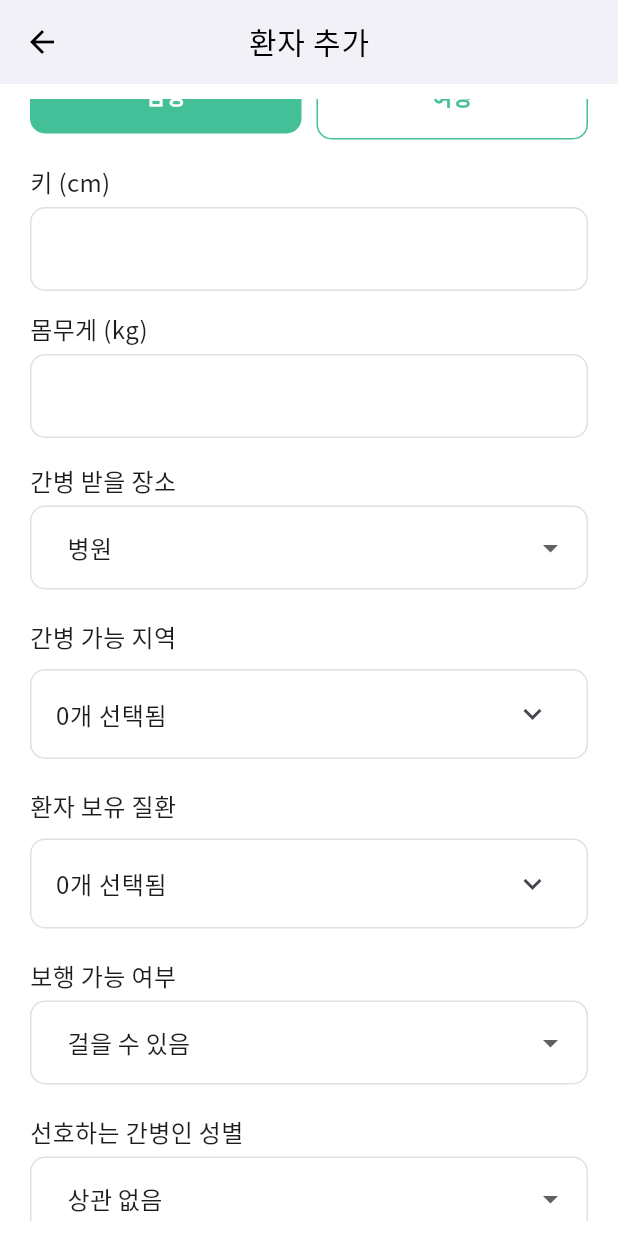
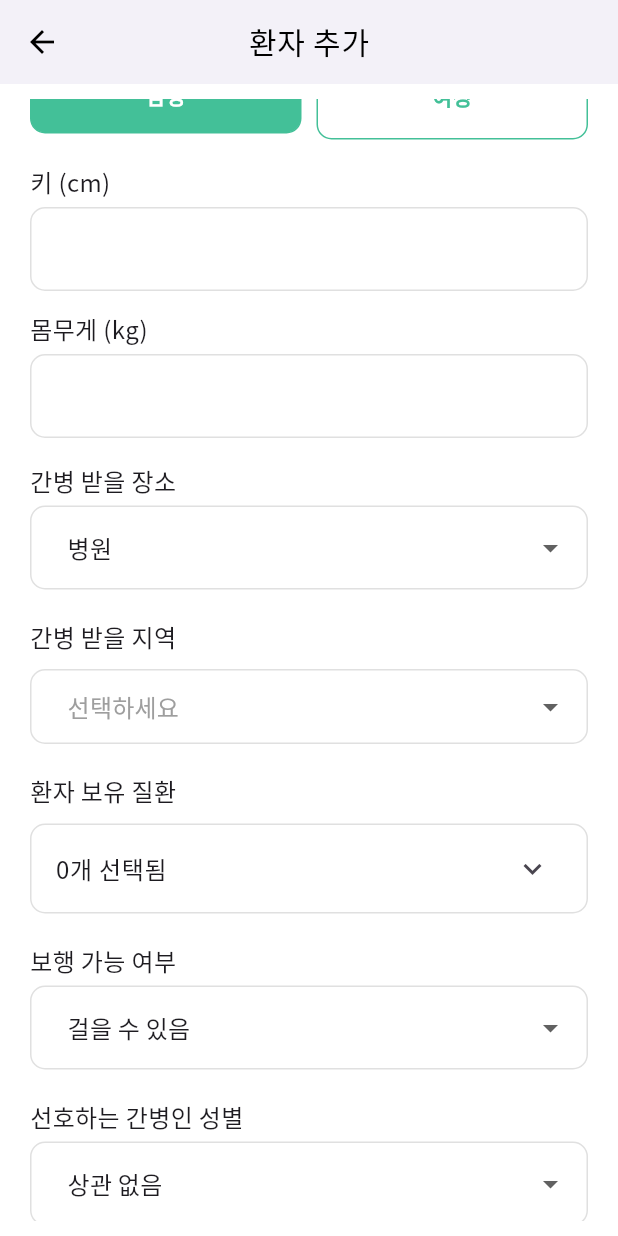
Before and after one commit to SKTPurpleHawks/CareNova, a Flutter app: the PatientAddScreen screen opened directly with empty values, scrolled down 576 dp, on a phone screen of 412 x 824 dp. Run offline on Flutter 3.47's test engine with Material 3 defaults, Android fonts, the light colour scheme and no system bars; our stand-ins replace flutter_dotenv, google_fonts, permission_handler; missing offline and left inert: audio_waveforms, flutter_sound; network calls fail.

Commit message:
음성 화면 modified & QA

```diff
--- a/myungil/project/app/frontend/lib/caregiver_patient_log_list.dart
+++ b/myungil/project/app/frontend/lib/caregiver_patient_log_list.dart
@@ -55,7 +55,6 @@ class _CaregiverPatientLogListScreenState
           _isLoading = false;
         });
       } else {
-        _showSnackBar('간병일지 데이터를 불러오는 데 실패했습니다.');
         setState(() => _isLoading = false);
       }
     } catch (e) {
@@ -80,7 +79,7 @@ class _CaregiverPatientLogListScreenState
         setState(() {
           _careLogs.removeWhere((item) => item['id'] == recordId);
         });
-        _showSnackBar("간병일지가 삭제되었습니다.");
+        _fetchCareLogs();
       } else if (response.statusCode == 404) {
         _showSnackBar("간병일지를 찾을 수 없습니다.");
       } else {
--- a/myungil/project/app/frontend/lib/foreign_home_screen.dart
+++ b/myungil/project/app/frontend/lib/foreign_home_screen.dart
@@ -125,6 +125,7 @@ class _ForeignHomeScreenState extends State<ForeignHomeScreen> {
     return Scaffold(
       backgroundColor: Colors.grey[100], // 배경색 설정
       appBar: AppBar(
+        automaticallyImplyLeading: false,
         backgroundColor: Colors.white,
         elevation: 0,
         title: Image.asset(
--- a/myungil/project/app/frontend/lib/patient_add_screen.dart
+++ b/myungil/project/app/frontend/lib/patient_add_screen.dart
@@ -27,7 +27,7 @@ class _PatientAddScreenState extends State<PatientAddScreen> {
   String _smoking = '비흡연';
   DateTime? _startDate;
   DateTime? _endDate;
-  List<String> _selectedRegions = [];
+  String? _selectedRegion = null;
   String _spot = '병원';
   List<String> _selectedSymptoms = [];
   int? _preferStar;
@@ -104,7 +104,7 @@ class _PatientAddScreenState extends State<PatientAddScreen> {
           'smoking': _smoking,
           'startdate': _startDate?.toIso8601String().split('T')[0] ?? '',
           'enddate': _endDate?.toIso8601String().split('T')[0] ?? '',
-          'region': _selectedRegions.join(','),
+          'region': _selectedRegion,
           'spot': _spot,
           'preferstar': _preferStar,
         }),
@@ -214,8 +214,16 @@ class _PatientAddScreenState extends State<PatientAddScreen> {
               _buildDropdownWithLabel("간병 받을 장소", _spot, ['병원', '집', '둘 다'],
                   (value) => setState(() => _spot = value)),
               SizedBox(height: 10),
-              _buildMultiSelectWithLabel(
-                  "간병 가능 지역", _regions, _selectedRegions),
+              _buildSingleSelectWithLabel(
+                "간병 받을 지역",
+                _regions,
+                _selectedRegion,
+                (value) {
+                  setState(() {
+                    _selectedRegion = value; // 선택된 값 업데이트
+                  });
+                },
+              ),
               SizedBox(height: 10),
               _buildMultiSelectWithLabel(
                   "환자 보유 질환", _symptoms, _selectedSymptoms),
@@ -644,6 +652,51 @@ class _PatientAddScreenState extends State<PatientAddScreen> {
     );
   }
 
+  Widget _buildSingleSelectWithLabel(String label, List<String> allItems,
+      String? selectedItem, void Function(String) onChanged) {
+    return Padding(
+      padding: const EdgeInsets.symmetric(vertical: 5),
+      child: Column(
+        crossAxisAlignment: CrossAxisAlignment.start,
+        children: [
+          Text(label,
+              style: TextStyle(fontSize: 16, fontWeight: FontWeight.w400)),
+          SizedBox(height: 10),
+          Container(
+            padding: EdgeInsets.symmetric(horizontal: 12),
+            decoration: BoxDecoration(
+              color: Colors.white,
+              borderRadius: BorderRadius.circular(10),
+              border: Border.all(color: Colors.grey.shade300),
+            ),
+            child: DropdownButtonFormField<String>(
+              value: selectedItem, // 현재 선택된 값
+              hint: Text('선택하세요', style: TextStyle(color: Colors.grey)),
+              decoration: InputDecoration(
+                border: InputBorder.none, // 드롭다운 테두리 제거
+                contentPadding:
+                    EdgeInsets.symmetric(horizontal: 12, vertical: 8),
+              ),
+              dropdownColor: Colors.white,
+              items: allItems.map((String item) {
+                return DropdownMenuItem<String>(
+                  value: item,
+                  child: Text(item, style: TextStyle(fontSize: 16)),
+                );
+              }).toList(),
+              onChanged: (String? newValue) {
+                if (newValue != null) {
+                  onChanged(newValue);
+                }
+              },
+              isExpanded: true,
+            ),
+          ),
+        ],
+      ),
+    );
+  }
+
   Widget _buildMultiSelectWithLabel(
       String label, List<String> allItems, List<String> selectedItems) {
     return Padding(
--- a/myungil/project/app/frontend/lib/patient_detail_screen.dart
+++ b/myungil/project/app/frontend/lib/patient_detail_screen.dart
@@ -191,8 +191,8 @@ class PatientDetailScreen extends StatelessWidget {
                     context,
                     MaterialPageRoute(
                       builder: (context) =>
-                          // PatientRecordScreen(patientId: patient['id'] ?? ""), // 수현 ver 음성 AI
-                          RecorderScreen(), // 지영 ver 음성 AI
+                          PatientRecordScreen(patientId: patient['id'] ?? ""), // 수현 ver 음성 AI
+                          // RecorderScreen(), // 지영 ver 음성 AI
                     ),
                   );
                 },
@@ -206,7 +206,7 @@ class PatientDetailScreen extends StatelessWidget {
                   ),
                 ),
                 child: Text(
-                  "환자와 대화하기",
+                  "간병인과 대화하기",
                   style: GoogleFonts.notoSansKr(fontSize: 18),
                 ),
               ),
```
Also changed, not shown: myungil/project/app/frontend/lib/patient_manage_screen.dart (+45 -7 lines), myungil/project/app/frontend/lib/patient_record_screen.dart (+90 -71 lines), myungil/project/app/frontend/lib/protector_home_screen.dart (+9 -11 lines), 1 other file.
